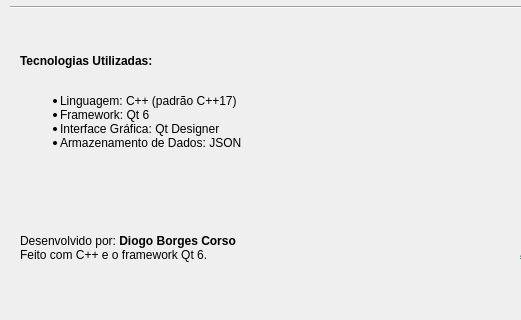
Old version of the form mainwindow.ui in the repository daiogocrs/MotoPlanner; both pictures show x 0 to 521 and y 289 to 609 of the 813 by 609 pixel window.
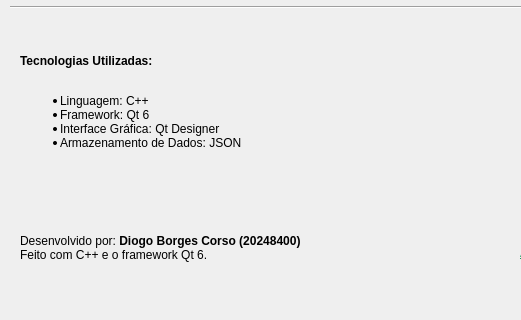
New version of the form. Icons and pictures are not drawn. Custom widgets are drawn as their Qt base class.

Commit message: correção sobre

```diff
--- a/mainwindow.ui
+++ b/mainwindow.ui
@@ -145,12 +145,12 @@
         <rect>
          <x>10</x>
          <y>480</y>
-         <width>267</width>
+         <width>361</width>
          <height>52</height>
         </rect>
        </property>
        <property name="text">
-        <string>&lt;html&gt;&lt;head/&gt;&lt;body&gt;&lt;p&gt;Desenvolvido por: &lt;span style=&quot; font-weight:700;&quot;&gt;Diogo Borges Corso &lt;br/&gt;&lt;/span&gt;Feito com C++ e o framework Qt 6.&lt;/p&gt;&lt;/body&gt;&lt;/html&gt;</string>
+        <string>&lt;html&gt;&lt;head/&gt;&lt;body&gt;&lt;p&gt;Desenvolvido por: &lt;span style=&quot; font-weight:700;&quot;&gt;Diogo Borges Corso (20248400)&lt;br/&gt;&lt;/span&gt;Feito com C++ e o framework Qt 6.&lt;/p&gt;&lt;/body&gt;&lt;/html&gt;</string>
        </property>
       </widget>
       <widget class="QLabel" name="label_4">
@@ -163,19 +163,13 @@
         </rect>
        </property>
        <property name="text">
-        <string>&lt;b&gt;Tecnologias Utilizadas:&lt;/b&gt;&lt;br&gt;
-&lt;ul&gt;
-&lt;li&gt;Linguagem: C++ (padrão C++17)&lt;/li&gt;
-&lt;li&gt;Framework: Qt 6&lt;/li&gt;
-&lt;li&gt;Interface Gráfica: Qt Designer&lt;/li&gt;
-&lt;li&gt;Armazenamento de Dados: JSON&lt;/li&gt;
-&lt;/ul&gt;</string>
+        <string>&lt;html&gt;&lt;head/&gt;&lt;body&gt;&lt;p&gt;&lt;span style=&quot; font-weight:700;&quot;&gt;Tecnologias Utilizadas:&lt;/span&gt;&lt;br/&gt;&lt;/p&gt;&lt;ul style=&quot;margin-top: 0px; margin-bottom: 0px; margin-left: 0px; margin-right: 0px; -qt-list-indent: 1;&quot;&gt;&lt;li style=&quot; margin-top:12px; margin-bottom:0px; margin-left:0px; margin-right:0px; -qt-block-indent:0; text-indent:0px;&quot;&gt;Linguagem: C++&lt;/li&gt;&lt;li style=&quot; margin-top:0px; margin-bottom:0px; margin-left:0px; margin-right:0px; -qt-block-indent:0; text-indent:0px;&quot;&gt;Framework: Qt 6&lt;/li&gt;&lt;li style=&quot; margin-top:0px; margin-bottom:0px; margin-left:0px; margin-right:0px; -qt-block-indent:0; text-indent:0px;&quot;&gt;Interface Gráfica: Qt Designer&lt;/li&gt;&lt;li style=&quot; margin-top:0px; margin-bottom:12px; margin-left:0px; margin-right:0px; -qt-block-indent:0; text-indent:0px;&quot;&gt;Armazenamento de Dados: JSON&lt;/li&gt;&lt;/ul&gt;&lt;/body&gt;&lt;/html&gt;</string>
        </property>
        <property name="textFormat">
         <enum>Qt::TextFormat::RichText</enum>
        </property>
       </widget>
-      <widget class="QWidget" name="">
+      <widget class="QWidget" name="layoutWidget">
        <property name="geometry">
         <rect>
          <x>510</x>
@@ -207,7 +201,7 @@
         </item>
        </layout>
       </widget>
-      <widget class="QWidget" name="">
+      <widget class="QWidget" name="layoutWidget">
        <property name="geometry">
         <rect>
          <x>270</x>
```
The commit also changes 1 other file.
